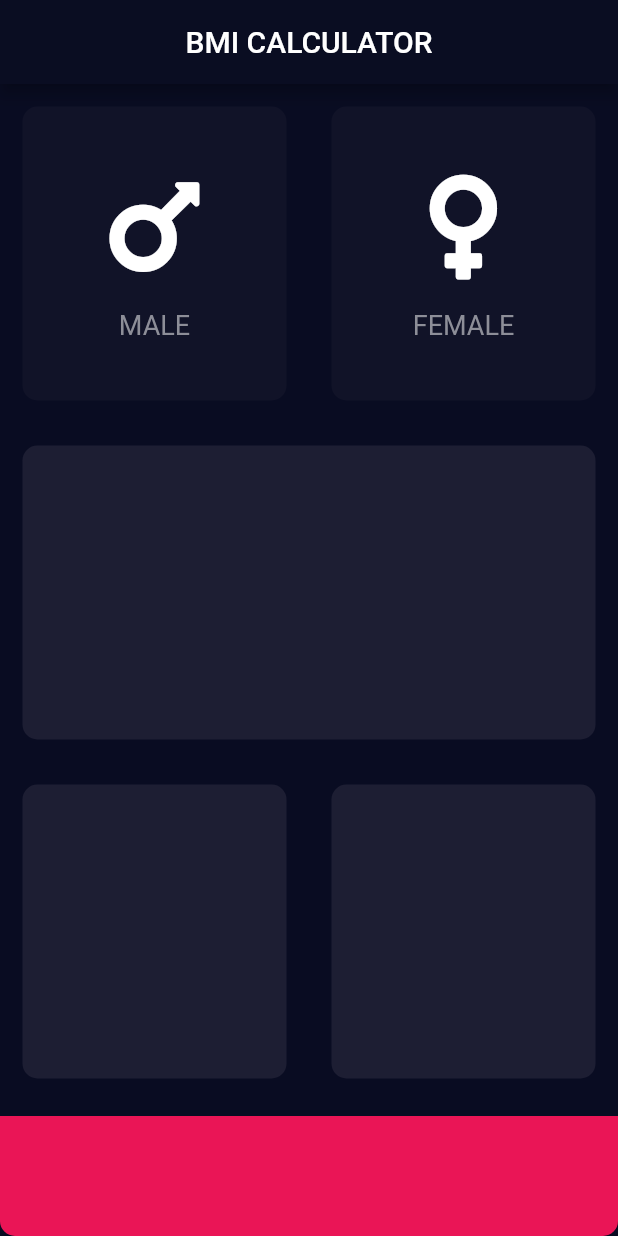
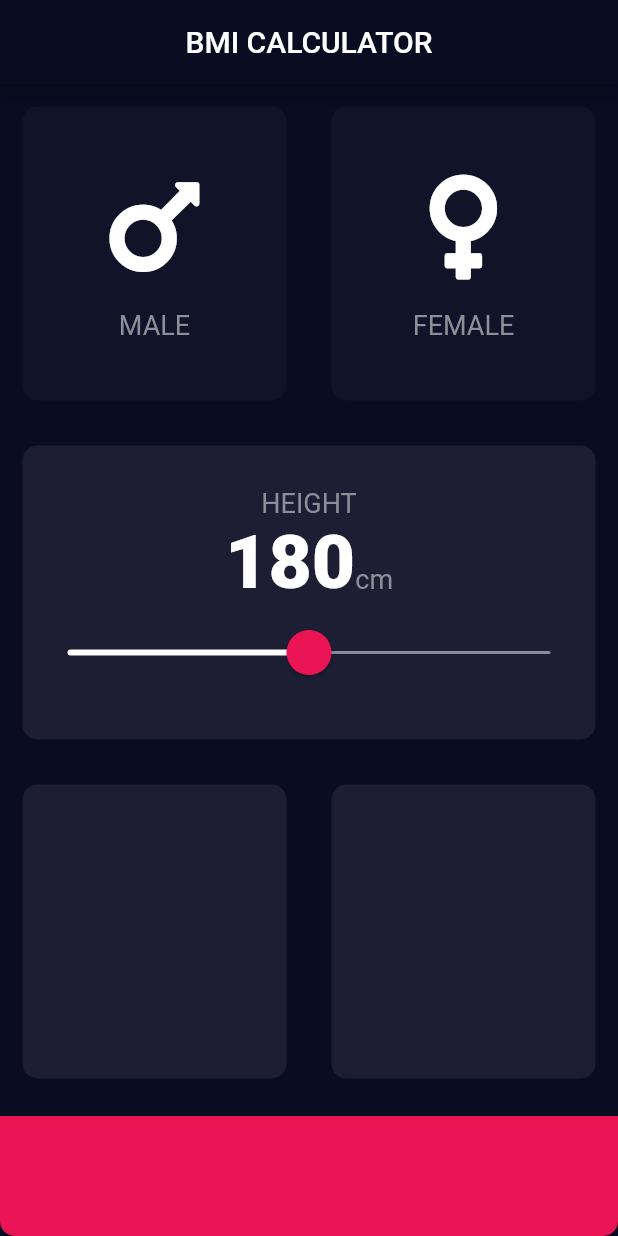
Before and after one commit to mozesnjoroge/Flutter-BMI-Calculator, a Flutter app: the screen it shows after launch, on a phone screen of 412 x 824 dp. Run offline on Flutter 3.47's test engine with Material 2 defaults, Android fonts, the phone set to English and light mode, and no system bars; our stand-ins replace font_awesome_flutter.

Commit message:
Added slider widget

```diff
--- /dev/null
+++ b/lib/icon_constants.dart
@@ -0,0 +1,15 @@
+import 'package:flutter/material.dart';
+
+const double kBottomContainerHeight = 80.0;
+const kActiveCardColor = Color(0XFF1D1E33);
+const double kCircularRadiusValue = 10.0;
+const kBottomContainerColor = Color(0XFFEB1556);
+const kInactiveCardColor = Color(0xFF111328);
+const kCardTextStyle = TextStyle(
+  fontSize: 18.0,
+  color: Color(0XFF8D8E98),
+);
+const kCardNumberStyle = TextStyle(
+  fontSize: 50.0,
+  fontWeight: FontWeight.w900,
+);
--- a/lib/icon_content.dart
+++ b/lib/icon_content.dart
@@ -1,9 +1,5 @@
 import 'package:flutter/material.dart';
-
-const cardTextStyle = TextStyle(
-  fontSize: 18.0,
-  color: Color(0XFF8D8E98),
-);
+import 'icon_constants.dart';
 
 class IconContent extends StatelessWidget {
   IconContent({@required this.cardText, @required this.cardIcon});
@@ -24,7 +20,7 @@ class IconContent extends StatelessWidget {
         ),
         Text(
           cardText,
-          style: cardTextStyle,
+          style: kCardTextStyle,
         ),
       ],
     );
--- a/lib/input_page.dart
+++ b/lib/input_page.dart
@@ -3,12 +3,7 @@ import 'package:flutter/widgets.dart';
 import 'package:font_awesome_flutter/font_awesome_flutter.dart';
 import 'package:bmi_calculator/reusable_card.dart';
 import 'package:bmi_calculator/icon_content.dart';
-
-const double bottomContainerHeight = 80.0;
-const activeCardColor = Color(0XFF1D1E33);
-const double circularRadiusValue = 10.0;
-const bottomContainerColor = Color(0XFFEA1556);
-const inactiveCardColor = Color(0xFF111328);
+import 'icon_constants.dart';
 
 enum Gender {
   male,
@@ -22,6 +17,7 @@ class InputPage extends StatefulWidget {
 
 class _InputPageState extends State<InputPage> {
   Gender selectedGender;
+  int height = 180;
 
   @override
   Widget build(BuildContext context) {
@@ -44,8 +40,8 @@ class _InputPageState extends State<InputPage> {
                       });
                     },
                     customColor: selectedGender == Gender.male
-                        ? activeCardColor
-                        : inactiveCardColor,
+                        ? kActiveCardColor
+                        : kInactiveCardColor,
                     childCard: IconContent(
                       cardIcon: FontAwesomeIcons.mars,
                       cardText: 'MALE',
@@ -61,8 +57,8 @@ class _InputPageState extends State<InputPage> {
                       });
                     },
                     customColor: selectedGender == Gender.female
-                        ? activeCardColor
-                        : inactiveCardColor,
+                        ? kActiveCardColor
+                        : kInactiveCardColor,
                     childCard: IconContent(
                       cardText: 'FEMALE',
                       cardIcon: FontAwesomeIcons.venus,
@@ -74,7 +70,53 @@ class _InputPageState extends State<InputPage> {
           ),
           Expanded(
             child: ReusableCard(
-              customColor: activeCardColor,
+              customColor: kActiveCardColor,
+              childCard: Column(
+                mainAxisAlignment: MainAxisAlignment.center,
+                children: [
+                  Text(
+                    'HEIGHT',
+                    style: kCardTextStyle,
+                  ),
+                  Row(
+                    textBaseline: TextBaseline.alphabetic,
+                    crossAxisAlignment: CrossAxisAlignment.baseline,
+                    mainAxisAlignment: MainAxisAlignment.center,
+                    children: [
+                      Text(
+                        height.toString(),
+                        style: kCardNumberStyle,
+                      ),
+                      Text(
+                        'cm',
+                        style: kCardTextStyle,
+                      ),
+                    ],
+                  ),
+                  SliderTheme(
+                    data: SliderTheme.of(context).copyWith(
+                      thumbColor: Color(0XFFEB1556),
+                      overlayColor: Color(0x29EB1555),
+                      thumbShape:
+                          RoundSliderThumbShape(enabledThumbRadius: 15.0),
+                      overlayShape:
+                          RoundSliderOverlayShape(overlayRadius: 30.0),
+                      activeTrackColor: Colors.white,
+                      inactiveTrackColor: Color(0XFF888993),
+                      trackHeight: 2.0,
+                    ),
+                    child: Slider(
+                        value: height.toDouble(),
+                        min: 120,
+                        max: 240,
+                        onChanged: (double newValue) {
+                          setState(() {
+                            height = newValue.round();
+                          });
+                        }),
+                  )
+                ],
+              ),
             ),
           ),
           Expanded(
@@ -82,12 +124,12 @@ class _InputPageState extends State<InputPage> {
               children: [
                 Expanded(
                   child: ReusableCard(
-                    customColor: activeCardColor,
+                    customColor: kActiveCardColor,
                   ),
                 ),
                 Expanded(
                   child: ReusableCard(
-                    customColor: activeCardColor,
+                    customColor: kActiveCardColor,
                   ),
                 ),
               ],
@@ -96,13 +138,13 @@ class _InputPageState extends State<InputPage> {
           Container(
             margin: EdgeInsets.only(top: 10.0),
             width: double.infinity, //stretch along the screen
-            height: bottomContainerHeight,
+            height: kBottomContainerHeight,
             //border decoration for the container
             decoration: BoxDecoration(
-              color: bottomContainerColor,
+              color: kBottomContainerColor,
               borderRadius: BorderRadius.only(
-                bottomRight: Radius.circular(circularRadiusValue),
-                bottomLeft: Radius.circular(circularRadiusValue),
+                bottomRight: Radius.circular(kCircularRadiusValue),
+                bottomLeft: Radius.circular(kCircularRadiusValue),
               ),
             ),
           )
--- a/lib/reusable_card.dart
+++ b/lib/reusable_card.dart
@@ -1,6 +1,5 @@
 import 'package:flutter/material.dart';
-
-const double circularRadiusValue = 10.0;
+import 'icon_constants.dart';
 
 class ReusableCard extends StatelessWidget {
   ReusableCard({@required this.customColor, this.childCard, this.onPress});
@@ -16,7 +15,7 @@ class ReusableCard extends StatelessWidget {
         margin: EdgeInsets.all(15.0),
         decoration: BoxDecoration(
           color: customColor,
-          borderRadius: BorderRadius.circular(circularRadiusValue),
+          borderRadius: BorderRadius.circular(kCircularRadiusValue),
         ),
       ),
     );
```
